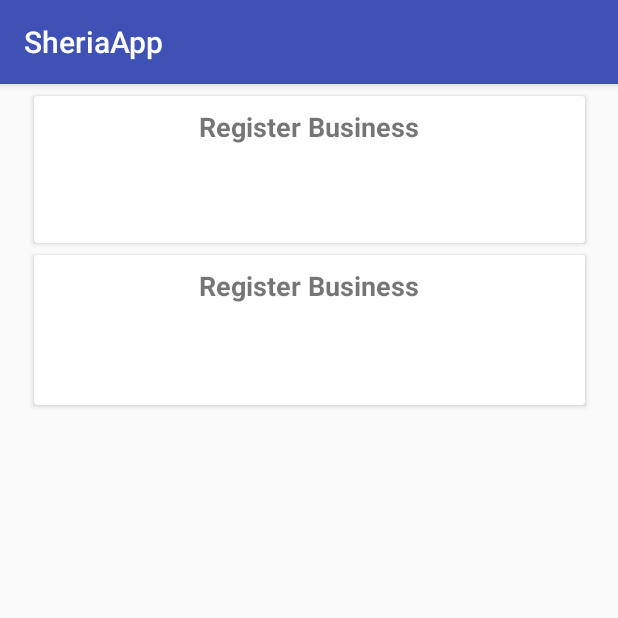
After one commit to dennismuturia/SheriaApp, an Android app: the BusinessActivity screen opened directly, with no data from a screen before it, on a phone screen of 412 x 824 dp, the top half of it. The commit adds this screen. Run offline under Robolectric (Android 15) with nearby library versions, the phone set to English and light mode, and no system bars.

```diff
--- a/app/build.gradle
+++ b/app/build.gradle
@@ -34,10 +34,12 @@ dependencies {
     compile 'se.akerfeldt:okhttp-signpost:1.1.0'
     compile 'com.android.support:support-v4:26.+'
     compile 'com.google.firebase:firebase-database:10.0.1'
+    compile 'com.firebaseui:firebase-ui-database:0.4.1'
     compile 'com.google.firebase:firebase-auth:9.2.1'
     compile 'com.android.support:cardview-v7:26.0.0-alpha1'
     testCompile 'junit:junit:4.12'
 }
 
 
+
 apply plugin: 'com.google.gms.google-services'
--- a/app/src/main/AndroidManifest.xml
+++ b/app/src/main/AndroidManifest.xml
@@ -16,8 +16,8 @@
                 <category android:name="android.intent.category.LAUNCHER" />
             </intent-filter>
         </activity>
-        <activity android:name=".MainActivity">
-        </activity>
+        <activity android:name=".MainActivity"></activity>
+        <activity android:name=".BusinessActivity"></activity>
     </application>
 
 </manifest>
--- /dev/null
+++ b/app/src/main/java/com/sheriaapp/dennis/sheriaapp/BusinessActivity.java
@@ -0,0 +1,13 @@
+package com.sheriaapp.dennis.sheriaapp;
+
+import android.support.v7.app.AppCompatActivity;
+import android.os.Bundle;
+
+public class BusinessActivity extends AppCompatActivity {
+
+    @Override
+    protected void onCreate(Bundle savedInstanceState) {
+        super.onCreate(savedInstanceState);
+        setContentView(R.layout.activity_business);
+    }
+}
--- /dev/null
+++ b/app/src/main/java/com/sheriaapp/dennis/sheriaapp/adapters/BusinessViewHolder.java
@@ -0,0 +1,8 @@
+package com.sheriaapp.dennis.sheriaapp.adapters;
+
+/**
+ * Created by charles on 10/13/17.
+ */
+
+public class BusinessViewHolder {
+}
--- /dev/null
+++ b/app/src/main/res/layout/activity_business.xml
@@ -0,0 +1,81 @@
+<?xml version="1.0" encoding="utf-8"?>
+<android.support.constraint.ConstraintLayout xmlns:android="http://schemas.android.com/apk/res/android"
+    xmlns:app="http://schemas.android.com/apk/res-auto"
+    xmlns:tools="http://schemas.android.com/tools"
+    android:layout_width="match_parent"
+    android:layout_height="match_parent"
+    tools:context="com.sheriaapp.dennis.sheriaapp.BusinessActivity">
+
+    <android.support.v7.widget.CardView
+        android:layout_width="367dp"
+        android:layout_height="98dp"
+        app:layout_constraintTop_toTopOf="parent"
+        android:layout_marginTop="8dp"
+        android:layout_marginRight="8dp"
+        app:layout_constraintRight_toRightOf="parent"
+        android:layout_marginLeft="8dp"
+        app:layout_constraintLeft_toLeftOf="parent"
+        android:layout_marginStart="8dp"
+        android:layout_marginEnd="8dp"
+        android:id="@+id/cardView"
+        >
+
+        <android.support.constraint.ConstraintLayout
+            android:layout_width="match_parent"
+            android:layout_height="match_parent">
+
+            <TextView
+                android:layout_width="0dp"
+                android:layout_height="0dp"
+                android:layout_marginBottom="8dp"
+                android:layout_marginLeft="8dp"
+                android:layout_marginRight="8dp"
+                android:layout_marginTop="8dp"
+                android:text="Register Business"
+                android:textAlignment="center"
+                android:textSize="18sp"
+                android:textStyle="bold"
+                app:layout_constraintBottom_toBottomOf="parent"
+                app:layout_constraintHorizontal_bias="1.0"
+                app:layout_constraintLeft_toLeftOf="parent"
+                app:layout_constraintRight_toRightOf="parent"
+                app:layout_constraintTop_toTopOf="parent"
+                app:layout_constraintVertical_bias="1.0" />
+        </android.support.constraint.ConstraintLayout>
+    </android.support.v7.widget.CardView>
+
+    <android.support.v7.widget.CardView
+        android:layout_width="367dp"
+        android:layout_height="100dp"
+        android:layout_marginTop="8dp"
+        app:layout_constraintTop_toBottomOf="@+id/cardView"
+        android:layout_marginRight="8dp"
+        app:layout_constraintRight_toRightOf="parent"
+        android:layout_marginLeft="8dp"
+        app:layout_constraintLeft_toLeftOf="parent"
+        android:layout_marginStart="8dp"
+        android:layout_marginEnd="8dp">
+        <android.support.constraint.ConstraintLayout
+            android:layout_width="match_parent"
+            android:layout_height="match_parent">
+
+            <TextView
+                android:layout_width="0dp"
+                android:layout_height="0dp"
+                android:layout_marginBottom="8dp"
+                android:layout_marginLeft="8dp"
+                android:layout_marginRight="8dp"
+                android:layout_marginTop="8dp"
+                android:text="Register Business"
+                android:textAlignment="center"
+                android:textSize="18sp"
+                android:textStyle="bold"
+                app:layout_constraintBottom_toBottomOf="parent"
+                app:layout_constraintLeft_toLeftOf="parent"
+                app:layout_constraintRight_toRightOf="parent"
+                app:layout_constraintTop_toTopOf="parent" />
+        </android.support.constraint.ConstraintLayout>
+
+    </android.support.v7.widget.CardView>
+
+</android.support.constraint.ConstraintLayout>
```
Also changed, not shown: app/src/main/java/com/sheriaapp/dennis/sheriaapp/MainActivity.java (+11 -0 lines), 1 other file.
